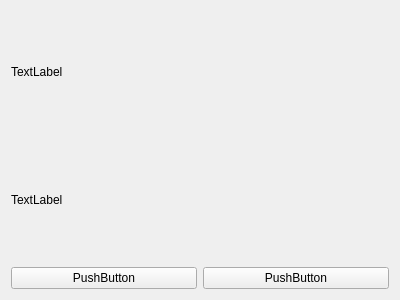
The window that src/ui/FoxogramModal.ui (foxocorp/foxogram-desktop) describes before a commit, drawn with Qt 5.
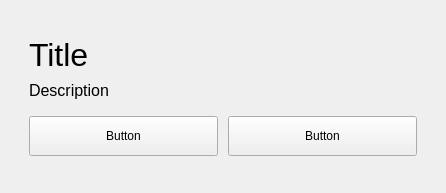
The same window after the commit.

```diff
--- a/src/ui/FoxogramModal.ui
+++ b/src/ui/FoxogramModal.ui
@@ -6,50 +6,133 @@
    <rect>
     <x>0</x>
     <y>0</y>
-    <width>400</width>
-    <height>300</height>
+    <width>446</width>
+    <height>193</height>
    </rect>
   </property>
   <property name="windowTitle">
    <string>Form</string>
   </property>
-  <layout class="QVBoxLayout" name="verticalLayout_2">
-   <item>
+  <layout class="QGridLayout" name="gridLayout" rowstretch="32,55,48,32" columnstretch="16,354,16,0" rowminimumheight="0,0,0,0" columnminimumwidth="0,0,0,0">
+   <property name="spacing">
+    <number>16</number>
+   </property>
+   <item row="3" column="1">
+    <spacer name="verticalSpacer_2">
+     <property name="orientation">
+      <enum>Qt::Orientation::Vertical</enum>
+     </property>
+     <property name="sizeHint" stdset="0">
+      <size>
+       <width>20</width>
+       <height>40</height>
+      </size>
+     </property>
+    </spacer>
+   </item>
+   <item row="0" column="1">
+    <spacer name="verticalSpacer">
+     <property name="orientation">
+      <enum>Qt::Orientation::Vertical</enum>
+     </property>
+     <property name="sizeHint" stdset="0">
+      <size>
+       <width>20</width>
+       <height>40</height>
+      </size>
+     </property>
+    </spacer>
+   </item>
+   <item row="1" column="1">
     <layout class="QVBoxLayout" name="verticalLayout">
+     <property name="spacing">
+      <number>8</number>
+     </property>
      <item>
       <widget class="QLabel" name="label">
+       <property name="font">
+        <font>
+         <pointsize>24</pointsize>
+        </font>
+       </property>
        <property name="text">
-        <string>TextLabel</string>
+        <string>Title</string>
        </property>
       </widget>
      </item>
      <item>
       <widget class="QLabel" name="label_2">
+       <property name="font">
+        <font>
+         <pointsize>12</pointsize>
+        </font>
+       </property>
        <property name="text">
-        <string>TextLabel</string>
+        <string>Description</string>
        </property>
       </widget>
      </item>
     </layout>
    </item>
-   <item>
+   <item row="2" column="1">
     <layout class="QHBoxLayout" name="horizontalLayout">
+     <property name="spacing">
+      <number>10</number>
+     </property>
      <item>
       <widget class="QPushButton" name="pushButton">
+       <property name="sizePolicy">
+        <sizepolicy hsizetype="Minimum" vsizetype="Expanding">
+         <horstretch>0</horstretch>
+         <verstretch>0</verstretch>
+        </sizepolicy>
+       </property>
        <property name="text">
-        <string>PushButton</string>
+        <string>Button</string>
        </property>
       </widget>
      </item>
      <item>
       <widget class="QPushButton" name="pushButton_2">
+       <property name="sizePolicy">
+        <sizepolicy hsizetype="Minimum" vsizetype="Expanding">
+         <horstretch>0</horstretch>
+         <verstretch>0</verstretch>
+        </sizepolicy>
+       </property>
        <property name="text">
-        <string>PushButton</string>
+        <string>Button</string>
        </property>
       </widget>
      </item>
     </layout>
    </item>
+   <item row="1" column="2">
+    <spacer name="horizontalSpacer_2">
+     <property name="orientation">
+      <enum>Qt::Orientation::Horizontal</enum>
+     </property>
+     <property name="sizeHint" stdset="0">
+      <size>
+       <width>40</width>
+       <height>20</height>
+      </size>
+     </property>
+    </spacer>
+   </item>
+   <item row="1" column="0">
+    <spacer name="horizontalSpacer">
+     <property name="orientation">
+      <enum>Qt::Orientation::Horizontal</enum>
+     </property>
+     <property name="sizeHint" stdset="0">
+      <size>
+       <width>40</width>
+       <height>20</height>
+      </size>
+     </property>
+    </spacer>
+   </item>
   </layout>
  </widget>
  <resources/>
```
